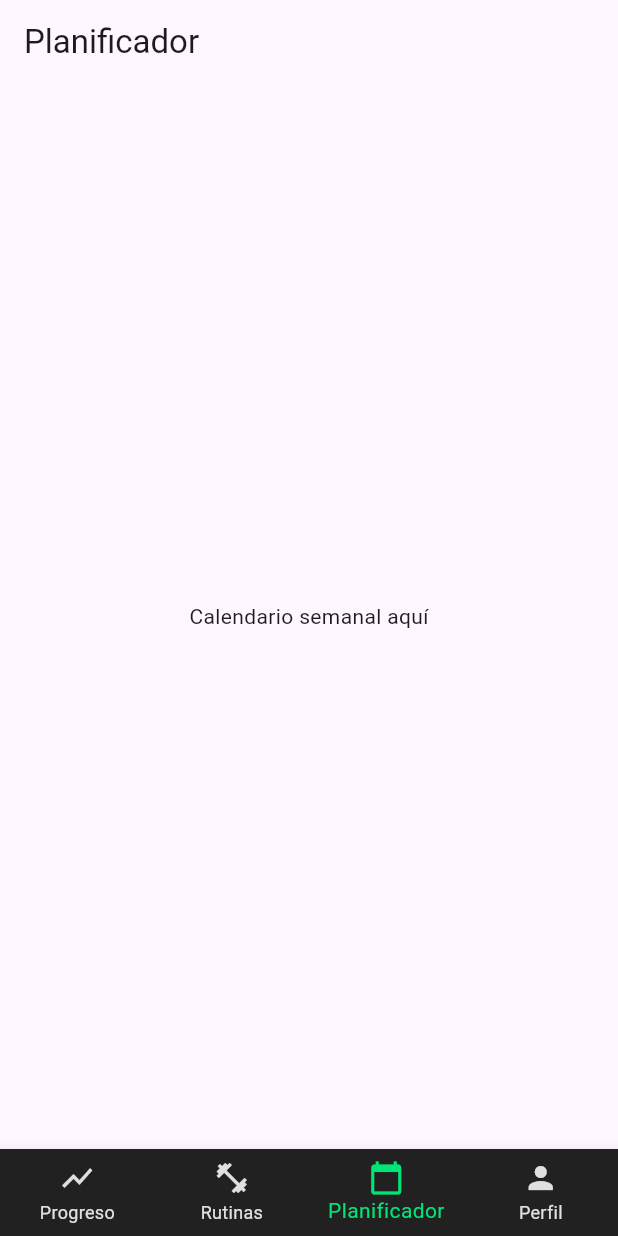
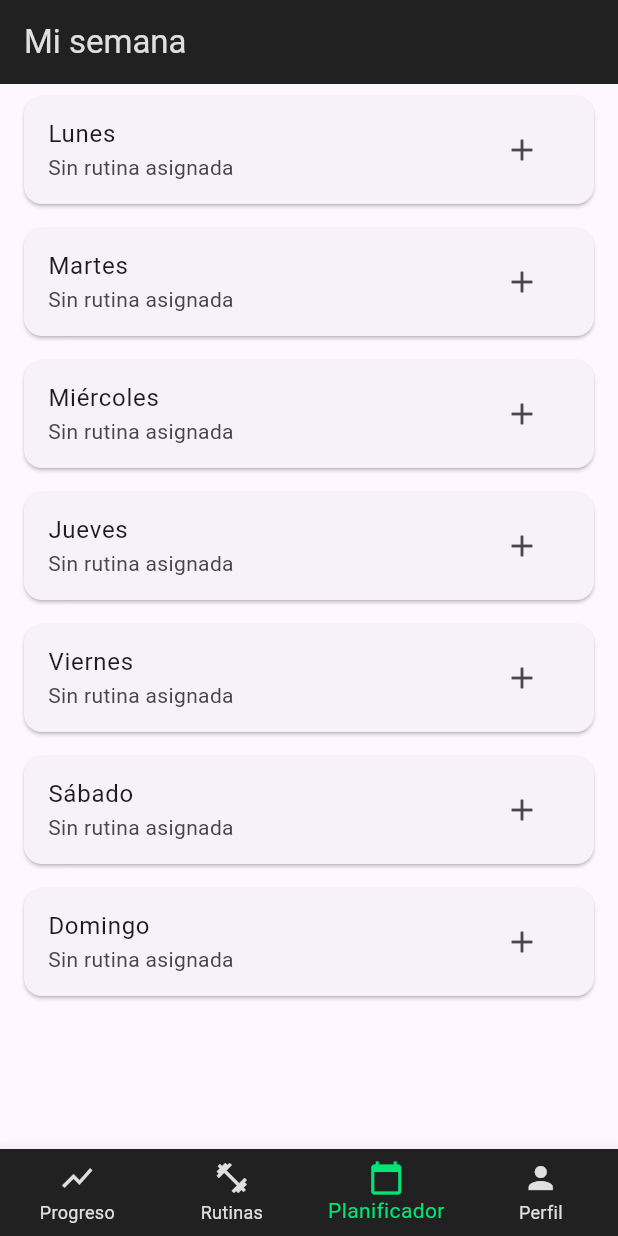
Before and after one commit to Eddie2704/Proyecto_Final, a Flutter app: the screen it shows after launch, item 3 of the bottom bar chosen, on a phone screen of 412 x 824 dp. Run offline on Flutter 3.47's test engine with Material 3 defaults, Android fonts, the phone set to English and light mode, and no system bars; our stand-ins replace firebase_auth, firebase_core, google_sign_in, shared_preferences; accounts and stored records are empty; generated files the repository leaves out were written again.

Commit message:
creacion de la pantalla de planificacion  y otros cambios menores

```diff
--- /dev/null
+++ b/train_at_home_app/lib/providers/journal_provider.dart
@@ -0,0 +1,26 @@
+import 'package:flutter/material.dart';
+import 'package:trainathomeapp/models/rutinas.dart';
+
+class JournalProvider with ChangeNotifier {
+  final Map<String, Rutina?> _rutinasPorDia = {
+    'Lunes': null,
+    'Martes': null,
+    'Miércoles': null,
+    'Jueves': null,
+    'Viernes': null,
+    'Sábado': null,
+    'Domingo': null,
+  };
+
+  Map<String, Rutina?> get rutinasAsignadas => _rutinasPorDia;
+
+  void asignarRutina(String dia, Rutina rutina) {
+    _rutinasPorDia[dia] = rutina;
+    notifyListeners();
+  }
+
+  void quitarRutina(String dia) {
+    _rutinasPorDia[dia] = null;
+    notifyListeners();
+  }
+}
--- a/train_at_home_app/lib/providers/rutinas_provider.dart
+++ b/train_at_home_app/lib/providers/rutinas_provider.dart
@@ -1,4 +1,8 @@
-final List<Map<String, dynamic>> rutinas = [
+import 'package:flutter/material.dart';
+
+class RutinasProvider with ChangeNotifier {
+
+final List<Map<String, dynamic>> _rutinas = [
   {
     "id": "1",
     "name": "Cardio explosivo",
@@ -220,3 +224,13 @@ final List<Map<String, dynamic>> rutinas = [
     ]
   }
 ];
+  List<Map<String, dynamic>> get rutinas => [..._rutinas];
+
+  Map<String, dynamic>? getRutinaById(String id) {
+    try {
+      return _rutinas.firstWhere((rutina) => rutina['id'] == id);
+    } catch (e) {
+      return null;
+    }
+  }
+}
--- a/train_at_home_app/lib/views/home_page.dart
+++ b/train_at_home_app/lib/views/home_page.dart
@@ -2,7 +2,7 @@ import 'package:flutter/material.dart';
 import 'package:trainathomeapp/views/profile_screen.dart';
 import 'package:trainathomeapp/views/progress_screen.dart';
 import 'package:trainathomeapp/views/routines_screens.dart';
-import 'package:trainathomeapp/views/journal_display.dart';
+import 'package:trainathomeapp/views/journal_screen.dart';
 
 class HomePage extends StatefulWidget {
   const HomePage({super.key});
@@ -17,7 +17,7 @@ class _HomePageState extends State<HomePage> {
   final List<Widget> _screens = [
     ProgressScreen(),
     RoutinesScreen(),
-    JournalDisplay(),
+    JournalScreen(),
     ProfileScreen(),
   ];
 
--- a/train_at_home_app/lib/views/journal_display.dart
+++ /dev/null
@@ -1,13 +0,0 @@
-import 'package:flutter/material.dart';
-
-class JournalDisplay extends StatelessWidget {
-  const JournalDisplay({super.key});
-
-  @override
-  Widget build(BuildContext context) {
-    return Scaffold(
-      appBar: AppBar(title: Text('Planificador')),
-      body: Center(child: Text('Calendario semanal aquí')),
-    );
-  }
-}
--- /dev/null
+++ b/train_at_home_app/lib/views/journal_screen.dart
@@ -0,0 +1,69 @@
+import 'package:flutter/material.dart';
+import 'package:provider/provider.dart';
+import 'package:trainathomeapp/models/rutinas.dart';
+import 'package:trainathomeapp/providers/journal_provider.dart';
+import 'package:trainathomeapp/providers/rutinas_provider.dart';
+
+
+class JournalScreen extends StatelessWidget {
+  const JournalScreen({super.key});
+
+  @override
+  Widget build(BuildContext context) {
+    final rutinasProvider = Provider.of<RutinasProvider>(context);
+    final rutinasDisponibles = rutinasProvider.rutinas.map((r) => Rutina.fromJson(r)).toList();
+    final rutinasAsignadas = context.watch<JournalProvider>().rutinasAsignadas;
+
+    final dias = [
+      'Lunes', 'Martes', 'Miércoles', 'Jueves', 'Viernes', 'Sábado', 'Domingo'
+    ];
+    return Scaffold(
+      appBar: AppBar(
+        title: const Text('Mi semana'),
+        backgroundColor: Colors.grey[900],
+        foregroundColor: Colors.grey[300],
+      ),
+      body: ListView.builder(
+        itemCount: dias.length,
+        itemBuilder: (context, index) {
+          final dia = dias[index];
+          final rutina = rutinasAsignadas[dia];
+
+          return Card(
+            margin: const EdgeInsets.symmetric(horizontal: 16, vertical: 8),
+            child: ListTile(
+              title: Text(dia),
+              subtitle: Text(rutina?.name ?? 'Sin rutina asignada'),
+              trailing: IconButton(
+                icon: const Icon(Icons.add),
+                onPressed: () {
+                  showModalBottomSheet(
+                    context: context,
+                    builder: (_) {
+                      return ListView(
+                        children: rutinasDisponibles.map((r) {
+                          return ListTile(
+                            title: Text(r.name),
+                            subtitle: Text('${r.type} - ${r.time} min'),
+                            onTap: () {
+                              context.read<JournalProvider>().asignarRutina(dia, r);
+                              Navigator.pop(context);
+                            },
+                          );
+                        }).toList(),
+                      );
+                    },
+                  );
+                },
+              ),
+              onLongPress: rutina != null
+                  ? () => context.read<JournalProvider>().quitarRutina(dia)
+                  : null,
+            ),
+          );
+        },
+      ),
+    );
+  }
+
+}
--- a/train_at_home_app/lib/views/routines_screens.dart
+++ b/train_at_home_app/lib/views/routines_screens.dart
@@ -1,4 +1,5 @@
 import 'package:flutter/material.dart';
+import 'package:provider/provider.dart';
 import 'package:trainathomeapp/models/rutinas.dart';
 import 'package:trainathomeapp/providers/rutinas_provider.dart';
 
@@ -7,6 +8,8 @@ class RoutinesScreen extends StatelessWidget {
 
   @override
   Widget build(BuildContext context) {
+    final rutinasProvider = Provider.of<RutinasProvider>(context);
+    final rutinas = rutinasProvider.rutinas;
     return Scaffold(
       appBar: AppBar(
         title: Text('TrainAtHome'),
--- a/train_at_home_app/pubspec.yaml
+++ b/train_at_home_app/pubspec.yaml
@@ -41,6 +41,7 @@ dependencies:
   google_sign_in: ^6.2.1
   pedometer: ^4.0.1
   shared_preferences: ^2.5.3
+  provider: ^6.1.4
 
 dev_dependencies:
   flutter_test:
```
Also changed, not shown: train_at_home_app/lib/main.dart (+24 -19 lines), train_at_home_app/pubspec.lock, 1 other file.
